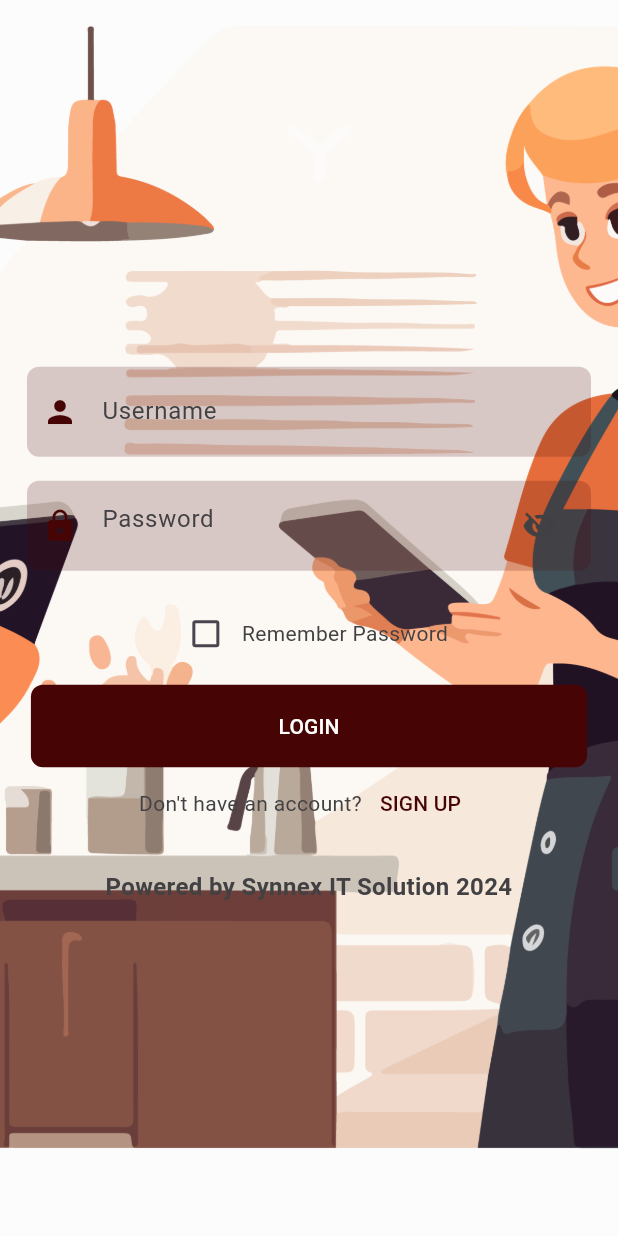
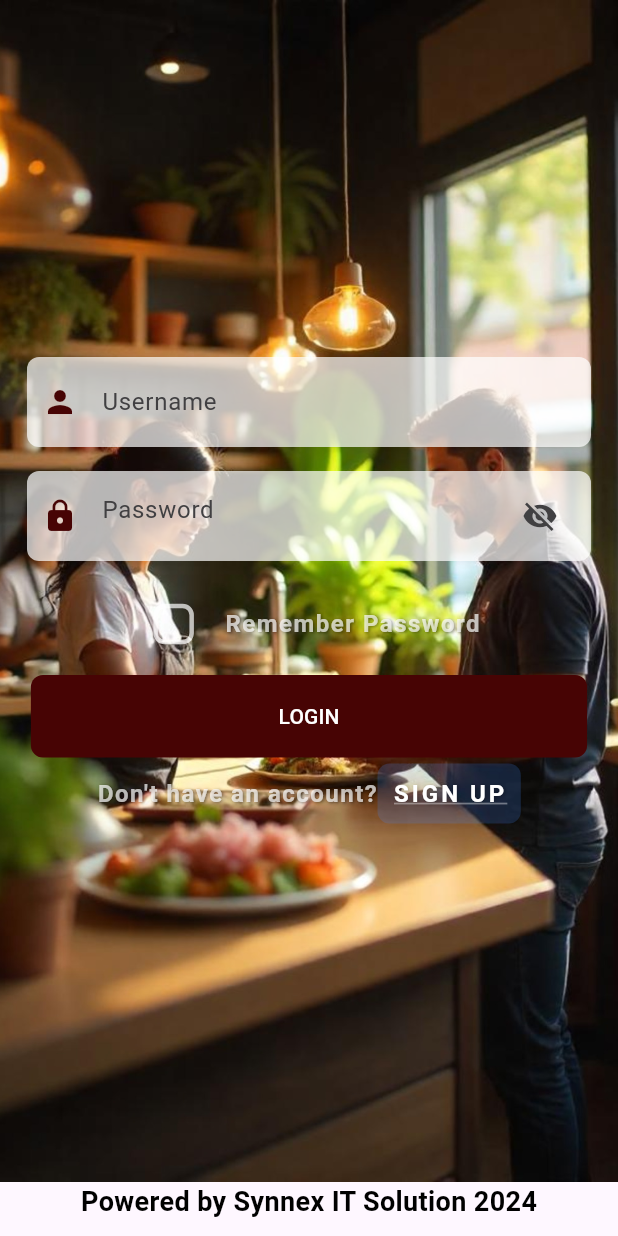
Before and after one commit to MobileSamadhi/New_Restaurant, a Flutter app: the SignUp screen opened directly, after a tap on "SIGN UP", after a tap on "Login", on a phone screen of 412 x 824 dp. Run offline on Flutter 3.47's test engine with Material 3 defaults, Android fonts, the light colour scheme and no system bars; our stand-ins replace google_fonts, image_picker, printing, shared_preferences, sqflite; missing offline and left inert: blue_thermal_printer; accounts and stored records are empty.

Commit message:
changed features

```diff
--- a/lib/Authtentication/login.dart
+++ b/lib/Authtentication/login.dart
@@ -73,10 +73,26 @@ class _LoginScreenState extends State<LoginScreen> {
   @override
   Widget build(BuildContext context) {
     return Scaffold(
+      bottomNavigationBar: Padding(
+        padding: const EdgeInsets.only(bottom: 10.0), // Adjust padding as needed
+        child: Row(
+          mainAxisAlignment: MainAxisAlignment.center,
+          children: [
+            Text(
+              'Powered by Synnex IT Solution 2024',
+              style: TextStyle(
+                fontSize: 18,
+                fontWeight: FontWeight.bold,
+                color: Colors.black,
+              ),
+            ),
+          ],
+        ),
+      ),
       body: Container(
         decoration: const BoxDecoration(
           image: DecorationImage(
-            image: AssetImage("lib/assets/sign.png"), // Background image
+            image: AssetImage("lib/assets/bg.jpeg"), // Background image
             fit: BoxFit.cover,
           ),
         ),
@@ -97,7 +113,7 @@ class _LoginScreenState extends State<LoginScreen> {
                           horizontal: 10, vertical: 6),
                       decoration: BoxDecoration(
                         borderRadius: BorderRadius.circular(8),
-                        color: const Color(0xFF470404).withOpacity(.2),
+                        color: Colors.white70,
                       ),
                       child: TextFormField(
                         controller: username,
@@ -122,7 +138,7 @@ class _LoginScreenState extends State<LoginScreen> {
                           horizontal: 10, vertical: 6),
                       decoration: BoxDecoration(
                         borderRadius: BorderRadius.circular(8),
-                        color: const Color(0xFF470404).withOpacity(.2),
+                        color: Colors.white70,
                       ),
                       child: TextFormField(
                         controller: password,
@@ -159,17 +175,44 @@ class _LoginScreenState extends State<LoginScreen> {
                     Row(
                       mainAxisAlignment: MainAxisAlignment.center,
                       children: [
-                        Checkbox(
+                        Transform.scale(
+                          scale: 1.5, // Enlarges the checkbox for better visibility
+                          child: Checkbox(
                             value: rememberPassword,
                             onChanged: (value) {
                               setState(() {
                                 rememberPassword = value!;
                               });
                             },
+                            checkColor: Colors.white, // Color of the checkmark
+                            activeColor: Colors.blueAccent, // Background color when checked
+                            shape: RoundedRectangleBorder(
+                              borderRadius: BorderRadius.circular(5.0), // Rounded corners
                             ),
+                            side: const BorderSide(
+                              color: Colors.white70, // Border color when unchecked
+                              width: 2.0,
+                            ),
+                          ),
+                        ),
+                        const SizedBox(width: 10), // Adds spacing between the checkbox and text
                         const Text(
                           "Remember Password",
-                          style: TextStyle(color: Color(0xFF414042)),
+                          style: TextStyle(
+                            color: Colors.white70,
+                            fontSize: 16,
+                            fontWeight: FontWeight.bold,
+                            letterSpacing: 1.0, // Adds spacing between letters
+                            shadows: [
+                              Shadow(
+                                offset: Offset(1.0, 1.0), // Subtle shadow
+                                blurRadius: 2.0,
+                                color: Colors.black45,
+                              ),
+                            ],
+                            decoration: TextDecoration.none, // Keeps the text clean
+                            height: 1.5, // Adjusts line height for spacing
+                          ),
                         ),
                       ],
                     ),
@@ -200,18 +243,52 @@ class _LoginScreenState extends State<LoginScreen> {
                       children: [
                         const Text(
                           "Don't have an account?",
-                          style: TextStyle(color: Color(0xFF414042)),
+                          style: TextStyle(
+                            color: Colors.white70,
+                            fontSize: 16,
+                            fontWeight: FontWeight.bold,
+                            letterSpacing: 1.0, // Adds spacing between letters
+                            shadows: [
+                              Shadow(
+                                offset: Offset(1.0, 1.0), // Adds a subtle shadow
+                                blurRadius: 2.0,
+                                color: Colors.black45,
+                              ),
+                            ],
+                          ),
                         ),
                         TextButton(
                           onPressed: () {
                             Navigator.push(
                               context,
-                                MaterialPageRoute(
-                                    builder: (context) => const SignUp()));
+                              MaterialPageRoute(builder: (context) => const SignUp()),
+                            );
                           },
+                          style: TextButton.styleFrom(
+                            padding: const EdgeInsets.symmetric(horizontal: 10.0, vertical: 8.0),
+                            shape: RoundedRectangleBorder(
+                              borderRadius: BorderRadius.circular(8.0), // Adds rounded corners
+                            ),
+                            backgroundColor: Colors.blueAccent.withOpacity(0.2), // Subtle background color
+                          ),
                           child: const Text(
                             "SIGN UP",
-                            style: TextStyle(color: Color(0xFF470404)),
+                            style: TextStyle(
+                              color: Colors.white,
+                              fontSize: 16,
+                              fontWeight: FontWeight.bold,
+                              letterSpacing: 2.0, // Adds spacing between letters
+                              shadows: [
+                                Shadow(
+                                  offset: Offset(1.0, 1.0), // Adds a subtle shadow
+                                  blurRadius: 3.0,
+                                  color: Colors.black26,
+                                ),
+                              ],
+                              decoration: TextDecoration.underline, // Underlines the text
+                              decorationThickness: 1.5, // Thickness of the underline
+                              decorationColor: Colors.white38, // Color of the underline
+                            ),
                           ),
                         ),
                       ],
@@ -224,15 +301,6 @@ class _LoginScreenState extends State<LoginScreen> {
                         : const SizedBox(),
                     const SizedBox(height: 20),
                     // Footer Text
-                    const Text(
-                      'Powered by Synnex IT Solution 2024',
-                      textAlign: TextAlign.center,
-                      style: TextStyle(
-                        fontSize: 16,
-                        fontWeight: FontWeight.bold,
-                        color: Color(0xFF414042),
-                      ),
-                    ),
                   ],
                 ),
               ),
--- a/lib/Authtentication/signup.dart
+++ b/lib/Authtentication/signup.dart
@@ -79,11 +79,14 @@ class _SignUpState extends State<SignUp> {
       body: Stack(
         children: [
           Positioned.fill(
-            child: Image.asset(
-              "lib/assets/sign.png",
-              fit: BoxFit.cover,
-            ),
+
+
+              child: Image.asset(
+                "lib/assets/bg.jpeg",
+                fit: BoxFit.cover,
+              ),
           ),
+
           Center(
             child: SingleChildScrollView(
               child: Form(
@@ -102,7 +105,7 @@ class _SignUpState extends State<SignUp> {
                             horizontal: 10, vertical: 6),
                         decoration: BoxDecoration(
                           borderRadius: BorderRadius.circular(8),
-                          color: Color(0xFF470404).withOpacity(.2),
+                          color: Colors.white70,
                         ),
                         child: TextFormField(
                           controller: username,
@@ -133,7 +136,7 @@ class _SignUpState extends State<SignUp> {
                             horizontal: 10, vertical: 6),
                         decoration: BoxDecoration(
                           borderRadius: BorderRadius.circular(8),
-                          color: Color(0xFF470404).withOpacity(.2),
+                          color: Colors.white70,
                         ),
                         child: TextFormField(
                           controller: phoneNumber,
@@ -172,7 +175,7 @@ class _SignUpState extends State<SignUp> {
                             horizontal: 10, vertical: 6),
                         decoration: BoxDecoration(
                           borderRadius: BorderRadius.circular(8),
-                          color: Color(0xFF470404).withOpacity(.2),
+                          color: Colors.white70,
                         ),
                         child: TextFormField(
                           controller: password,
@@ -223,7 +226,7 @@ class _SignUpState extends State<SignUp> {
                             horizontal: 10, vertical: 6),
                         decoration: BoxDecoration(
                           borderRadius: BorderRadius.circular(8),
-                          color: Color(0xFF470404).withOpacity(.2),
+                          color: Colors.white70,
                         ),
                         child: TextFormField(
                           controller: confirmPassword,
@@ -339,13 +342,26 @@ class _SignUpState extends State<SignUp> {
                           const Text(
                             "Already have an account?",
                             style: TextStyle(
-                              color: Color(0xFF414042),
+                              color: Colors.white70,
                               fontSize: 18,
                               fontWeight: FontWeight.bold,
+                              letterSpacing: 1.5, // Adds spacing between letters
+                              shadows: [
+                                Shadow(
+                                  offset: Offset(2.0, 2.0), // Adds a shadow to the text
+                                  blurRadius: 4.0,
+                                  color: Colors.black45,
+                                ),
+                              ],
+                              fontStyle: FontStyle.italic, // Makes the text italic
+                              decoration: TextDecoration.underline, // Adds underline to the text
+                              decorationColor: Colors.white38, // Underline color
+                              decorationThickness: 2, // Underline thickness
                             ),
                           ),
                         ],
                       ),
+
                       Row(
                         mainAxisAlignment: MainAxisAlignment.center,
                         children: [
@@ -360,9 +376,22 @@ class _SignUpState extends State<SignUp> {
                             child: const Text(
                               "Login",
                               style: TextStyle(
-                                color: Color(0xFF470404),
-                                fontSize: 18,
+                                color: Colors.white70,
+                                fontSize: 20,
                                 fontWeight: FontWeight.bold,
+                                letterSpacing: 2.0, // Adds spacing between letters
+                                shadows: [
+                                  Shadow(
+                                    offset: Offset(1.0, 1.0), // Adds a subtle shadow
+                                    blurRadius: 3.0,
+                                    color: Colors.black38,
+                                  ),
+                                ],
+                                fontStyle: FontStyle.italic, // Makes the text italic
+                                decoration: TextDecoration.overline, // Adds an overline above the text
+                                decorationColor: Colors.white38, // Sets the color of the overline
+                                decorationThickness: 1.5, // Sets the thickness of the overline
+                                height: 1.5, // Adjusts the line height for better spacing
                               ),
                             ),
                           ),
--- a/lib/Views/dashboard.dart
+++ b/lib/Views/dashboard.dart
@@ -45,7 +45,15 @@ class DashboardPage extends StatelessWidget {
           ),
         ],
       ),
-      body: Column(
+      body: Stack(
+        children: [
+      Positioned.fill(
+      child: Image.asset(
+        "lib/assets/bg.jpeg", // Replace with your asset path
+        fit: BoxFit.cover,
+      ),
+    ),
+    Column(
         children: [
           Expanded(
             child: SingleChildScrollView(
@@ -59,7 +67,7 @@ class DashboardPage extends StatelessWidget {
                       buildDashboardButton(
                         context,
                         'Company Details',
-                        Color(0xFFad6c47),
+                        Colors.white70,
                         Icons.business,
                         CompanyDetailsPage(),
                       ),
@@ -67,7 +75,7 @@ class DashboardPage extends StatelessWidget {
                       buildDashboardButton(
                         context,
                         'Product Category',
-                        Color(0xFFad6c47),
+                        Colors.white70,
                         Icons.category,
                         ProductCategoryPage(),
                       ),
@@ -75,7 +83,7 @@ class DashboardPage extends StatelessWidget {
                       buildDashboardButton(
                         context,
                         'Products',
-                        Color(0xFFad6c47),
+                        Colors.white70,
                         Icons.shopping_bag,
                         Products(),
                       ),
@@ -83,7 +91,7 @@ class DashboardPage extends StatelessWidget {
                       buildDashboardButton(
                         context,
                         'Cart',
-                        Color(0xFFad6c47),
+                        Colors.white70,
                         Icons.shopping_cart,
                         BillingPage(),
                       ),
@@ -91,7 +99,7 @@ class DashboardPage extends StatelessWidget {
                       buildDashboardButton(
                         context,
                         'Report',
-                        Color(0xFFad6c47),
+                        Colors.white70,
                         Icons.report,
                         SalesSummaryPage(),
                       ),
@@ -99,7 +107,7 @@ class DashboardPage extends StatelessWidget {
                       buildDashboardButton(
                         context,
                         'View',
-                        Color(0xFFad6c47),
+                        Colors.white70,
                         Icons.view_agenda_rounded,
                         BillAndCartViewPage(),
                       ),
@@ -124,6 +132,8 @@ class DashboardPage extends StatelessWidget {
           ),
         ],
       ),
+    ],
+      ),
     );
   }
 
@@ -131,7 +141,7 @@ class DashboardPage extends StatelessWidget {
       BuildContext context, String text, Color color, IconData icon, Widget page) {
     return ElevatedButton.icon(
       style: ElevatedButton.styleFrom(
-        foregroundColor: Colors.white,
+        foregroundColor: Colors.black,
         backgroundColor: color,
         padding: const EdgeInsets.symmetric(horizontal: 30, vertical: 20),
         textStyle: const TextStyle(fontSize: 18, fontWeight: FontWeight.bold),
--- a/pubspec.yaml
+++ b/pubspec.yaml
@@ -86,6 +86,7 @@ flutter:
     - lib/assets/add.jpg
     - lib/assets/logo.jpg
     - lib/assets/logo1.jpg
+    - lib/assets/bg.jpeg
 
   #   - images/a_dot_burr.jpeg
   #   - images/a_dot_ham.jpeg
```
Also changed, not shown: lib/assets/bg.jpeg (added), pubspec.lock. Lines whose indentation alone changed are shown as unchanged.
